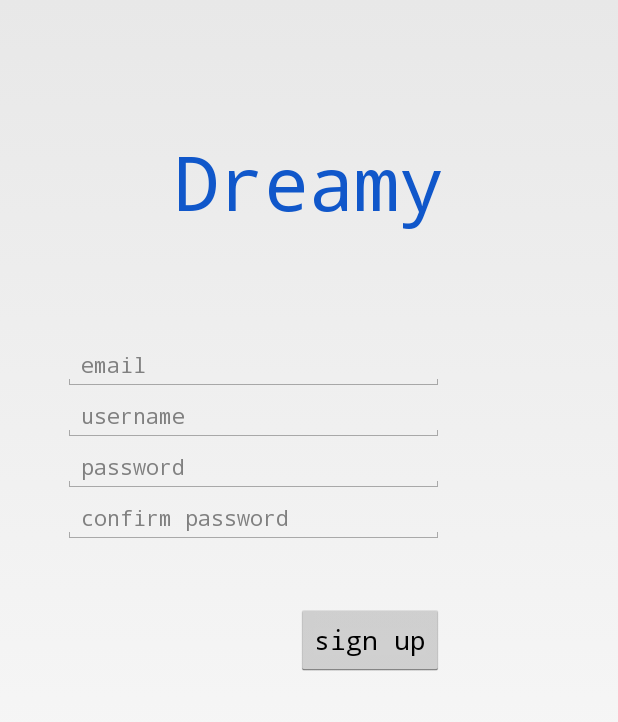
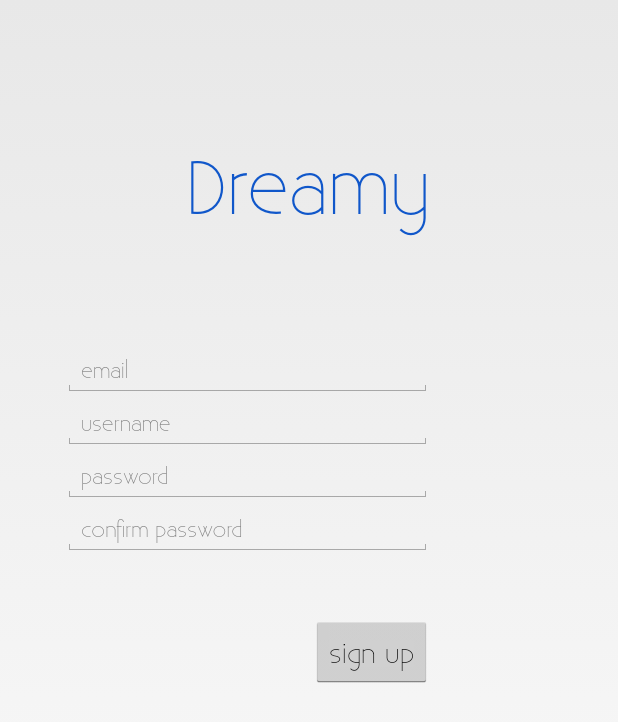
Before and after one commit to Bre-Works/DreamyFront-v02, an Android app: the screen it shows after launch (signUp), after a tap on "Sign Up", on a phone screen of 412 x 824 dp. Shown: the top 722 px of the screen. Run offline under Robolectric (Android 15) with nearby library versions, the phone set to English and light mode, and no system bars; 6 statements that could not run were skipped.

Commit message:
Font integration with the entire app
- All activities are updated with the custom font configuration.
- Font “Existence-Light” is now used for the headlines.

```diff
--- a/app/build.gradle
+++ b/app/build.gradle
@@ -22,5 +22,5 @@ android {
 dependencies {
     compile "com.android.support:support-v4:18.0.+"
     compile files('libs/sugar-1.3.jar')
-    compile "uk.co.chrisjenx:calligraphy:1.2.0"
+    compile files('libs/calligraphy-1.2.0.jar')
 }
--- a/app/src/main/AndroidManifest.xml
+++ b/app/src/main/AndroidManifest.xml
@@ -8,7 +8,7 @@
         android:allowBackup="true"
         android:icon="@drawable/icon"
         android:label="@string/app_name"
-        android:name="com.orm.SugarApp"
+        android:name="Dreamy"
         android:theme="@style/AppTheme" >
 
         <meta-data android:name="DATABASE" android:value="dreamyDB.db" />
--- /dev/null
+++ b/app/src/main/java/com/breworks/dreamy/Dreamy.java
@@ -0,0 +1,19 @@
+package com.breworks.dreamy;
+
+import android.app.Application;
+
+import com.orm.SugarApp;
+
+import uk.co.chrisjenx.calligraphy.CalligraphyConfig;
+
+/**
+ * Created by Maha on 10/30/14.
+ */
+public class Dreamy extends SugarApp {
+
+    @Override
+    public void onCreate() {
+        super.onCreate();
+        CalligraphyConfig.initDefault("fonts/Existence-Light/Existence-Light.otf", R.attr.fontPath);
+    }
+}
--- a/app/src/main/java/com/breworks/dreamy/DreamyForm.java
+++ b/app/src/main/java/com/breworks/dreamy/DreamyForm.java
@@ -12,6 +12,7 @@ import android.widget.EditText;
 import android.widget.ImageButton;
 import android.widget.LinearLayout;
 
+import com.breworks.dreamy.DreamyLibrary.DreamyActivity;
 import com.breworks.dreamy.model.Dream;
 import com.breworks.dreamy.model.Milestone;
 import com.orm.query.Condition;
@@ -23,7 +24,7 @@ import java.util.List;
  * Created by arsianindita on 28-Sep-14.
  */
 
-public class DreamyForm extends Activity{
+public class DreamyForm extends DreamyActivity {
 
     LinearLayout container;
     ImageButton addMilestone;
--- /dev/null
+++ b/app/src/main/java/com/breworks/dreamy/DreamyLibrary/DreamyActivity.java
@@ -0,0 +1,16 @@
+package com.breworks.dreamy.DreamyLibrary;
+
+import android.app.Activity;
+import android.content.Context;
+
+import uk.co.chrisjenx.calligraphy.CalligraphyContextWrapper;
+
+/**
+ * Created by Maha on 10/30/14.
+ */
+public class DreamyActivity extends Activity {
+    @Override
+    protected void attachBaseContext(Context newBase) {
+        super.attachBaseContext(new CalligraphyContextWrapper(newBase));
+    }
+}
--- a/app/src/main/java/com/breworks/dreamy/FreeTime.java
+++ b/app/src/main/java/com/breworks/dreamy/FreeTime.java
@@ -7,6 +7,7 @@ import android.view.View;
 import android.view.Window;
 import android.widget.Button;
 
+import com.breworks.dreamy.DreamyLibrary.DreamyActivity;
 import com.breworks.dreamy.tabpanel.MyTabHostProvider;
 import com.breworks.dreamy.tabpanel.TabHostProvider;
 import com.breworks.dreamy.tabpanel.TabView;
@@ -14,7 +15,7 @@ import com.breworks.dreamy.tabpanel.TabView;
 /**
  * Created by aidifauzan on 29/09/2014.
  */
-public class FreeTime extends Activity{
+public class FreeTime extends DreamyActivity {
 
     @Override
     protected void onCreate(Bundle savedInstanceState) {
--- a/app/src/main/java/com/breworks/dreamy/Front.java
+++ b/app/src/main/java/com/breworks/dreamy/Front.java
@@ -5,8 +5,10 @@ import android.os.Bundle;
 import android.view.Menu;
 import android.view.MenuItem;
 
+import com.breworks.dreamy.DreamyLibrary.DreamyActivity;
 
-public class Front extends Activity {
+
+public class Front extends DreamyActivity {
 
     @Override
     protected void onCreate(Bundle savedInstanceState) {
--- a/app/src/main/java/com/breworks/dreamy/Main.java
+++ b/app/src/main/java/com/breworks/dreamy/Main.java
@@ -1,6 +1,5 @@
 package com.breworks.dreamy;
 
-import android.app.Activity;
 import android.content.Intent;
 import android.os.Bundle;
 import android.util.Log;
@@ -11,6 +10,7 @@ import android.view.View;
 import android.widget.LinearLayout;
 import android.widget.TextView;
 
+import com.breworks.dreamy.DreamyLibrary.DreamyActivity;
 import com.breworks.dreamy.model.Dream;
 import com.breworks.dreamy.tabpanel.MyTabHostProvider;
 import com.breworks.dreamy.tabpanel.TabHostProvider;
@@ -22,7 +22,7 @@ import java.util.List;
  * Created by aidifauzan on 24-Sep-14.
  */
 
-public class Main extends Activity {
+public class Main extends DreamyActivity {
 
     LinearLayout linearView;
 
@@ -98,4 +98,5 @@ public class Main extends Activity {
         Intent intent = new Intent(this, DreamyForm.class);
         startActivity(intent);
     }
+
 }
--- a/app/src/main/java/com/breworks/dreamy/Notes.java
+++ b/app/src/main/java/com/breworks/dreamy/Notes.java
@@ -7,6 +7,7 @@ import android.view.View;
 import android.view.Window;
 import android.widget.Button;
 
+import com.breworks.dreamy.DreamyLibrary.DreamyActivity;
 import com.breworks.dreamy.tabpanel.MyTabHostProvider;
 import com.breworks.dreamy.tabpanel.TabHostProvider;
 import com.breworks.dreamy.tabpanel.TabView;
@@ -14,7 +15,7 @@ import com.breworks.dreamy.tabpanel.TabView;
 /**
  * Created by aidifauzan on 29/09/2014.
  */
-public class Notes extends Activity{
+public class Notes extends DreamyActivity {
 
     @Override
     protected void onCreate(Bundle savedInstanceState) {
--- a/app/src/main/java/com/breworks/dreamy/Splash.java
+++ b/app/src/main/java/com/breworks/dreamy/Splash.java
@@ -7,7 +7,9 @@ package com.breworks.dreamy;
         import android.view.MotionEvent;
         import android.view.Window;
 
-public class Splash extends Activity {
+        import com.breworks.dreamy.DreamyLibrary.DreamyActivity;
+
+public class Splash extends DreamyActivity {
 
     private Thread mSplashThread;
     /**
--- a/app/src/main/java/com/breworks/dreamy/ToDoDetail.java
+++ b/app/src/main/java/com/breworks/dreamy/ToDoDetail.java
@@ -3,10 +3,12 @@ package com.breworks.dreamy;
 import android.app.Activity;
 import android.os.Bundle;
 
+import com.breworks.dreamy.DreamyLibrary.DreamyActivity;
+
 /**
  * Created by arsianindita on 27-Oct-14.
  */
-public class ToDoDetail extends Activity {
+public class ToDoDetail extends DreamyActivity {
 
     protected void onCreate(Bundle savedInstanceState){
         super.onCreate(savedInstanceState);
--- a/app/src/main/java/com/breworks/dreamy/logIn.java
+++ b/app/src/main/java/com/breworks/dreamy/logIn.java
@@ -12,6 +12,7 @@ import android.view.View;
 import android.widget.EditText;
 import android.widget.Toast;
 
+import com.breworks.dreamy.DreamyLibrary.DreamyActivity;
 import com.breworks.dreamy.model.Dream;
 import com.breworks.dreamy.model.Milestone;
 import com.breworks.dreamy.model.dreamyAccount;
@@ -19,7 +20,7 @@ import com.breworks.dreamy.model.dreamyAccount;
 import java.security.NoSuchAlgorithmException;
 import java.security.spec.InvalidKeySpecException;
 
-public class logIn extends Activity {
+public class logIn extends DreamyActivity {
     EditText usernameInput, passwordInput;
     String username, password;
 
--- a/app/src/main/java/com/breworks/dreamy/signUp.java
+++ b/app/src/main/java/com/breworks/dreamy/signUp.java
@@ -12,13 +12,14 @@ import android.widget.Button;
 import android.widget.EditText;
 import android.widget.Toast;
 
+import com.breworks.dreamy.DreamyLibrary.DreamyActivity;
 import com.breworks.dreamy.model.dreamyAccount;
 
 import java.security.NoSuchAlgorithmException;
 import java.security.spec.InvalidKeySpecException;
 
 
-public class signUp extends Activity {
+public class signUp extends DreamyActivity {
     Button createAccount;
     EditText usernameInput, emailInput, passwordInput, passwordConfInput;
     String username, email, password, passwordConf;
--- a/app/src/main/res/values/styles.xml
+++ b/app/src/main/res/values/styles.xml
@@ -1,10 +1,13 @@
+<?xml version="1.0" encoding="utf-8"?>
 <resources>
 
     <!-- Base application theme. -->
     <style name="AppTheme" parent="android:style/Theme.Holo.Light.NoActionBar.Fullscreen">
+        <item name="android:textViewStyle">@style/AppTheme.Widget.TextView</item>
+    </style>
 
-        <item name="android:textColor">#00FF00</item>
-        <item name="android:typeface">monospace</item>
+    <style name="AppTheme.Widget.TextView" parent="android:Widget.Holo.Light.TextView">
+        <item name="fontPath">fonts/Existence-Light/Existence-Light.otf</item>
     </style>
 
 </resources>
```
Also changed, not shown: app/src/main/java/com/breworks/dreamy/ToDoList.java (+6 -5 lines), app/libs/calligraphy-1.2.0.jar (added).
